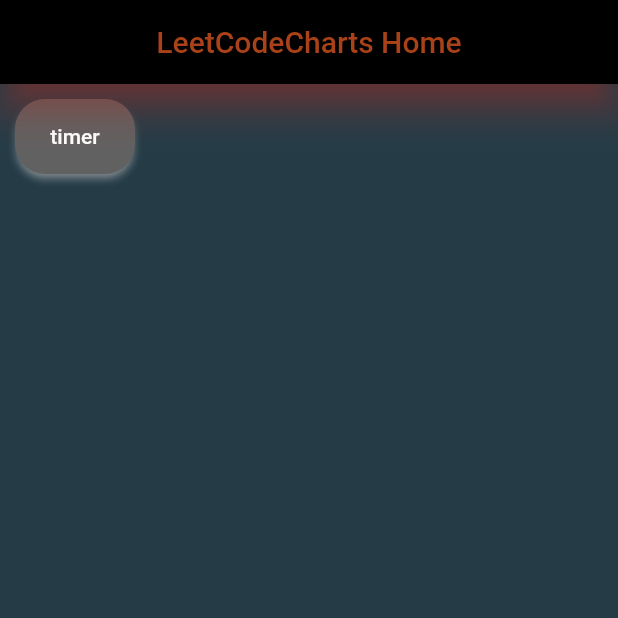
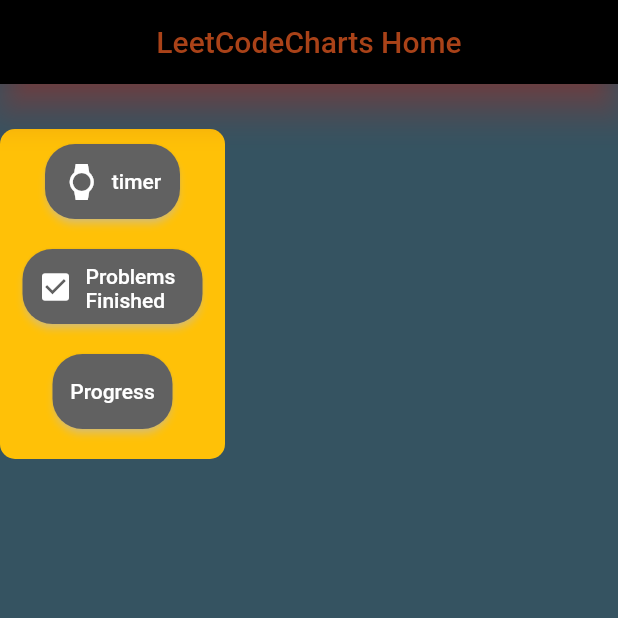
Before and after one commit to sputh21/flutter_application_1-in-progress, a Flutter app: the screen it shows after launch, on a phone screen of 412 x 824 dp, the top half of it. Run offline on Flutter 3.47's test engine with Material 2 defaults, Android fonts, the phone set to English and light mode, and no system bars.

Commit message:
changing buttons to icons

```diff
--- a/lib/main.dart
+++ b/lib/main.dart
@@ -10,7 +10,6 @@ class MyApp extends StatelessWidget {
   @override
   Widget build(BuildContext context) {
     return Scaffold(
-        backgroundColor: Color.fromARGB(255, 37, 60, 71),
       appBar: AppBar(
         title: const Text("LeetCodeCharts Home"),
         backgroundColor: Colors.black,
@@ -19,8 +18,68 @@ class MyApp extends StatelessWidget {
         elevation: 10,
         shadowColor: Colors.red,
       ),
-        body: Column(
+      body: const ButtonWidgets(),
+    );
+  }
+}
+
+class ButtonWidgets extends StatefulWidget {
+  const ButtonWidgets({Key? key}) : super(key: key);
+
+  @override
+  State<ButtonWidgets> createState() => _ButtonWidgetsState();
+}
+
+class _ButtonWidgetsState extends State<ButtonWidgets> {
+  @override
+  Widget build(BuildContext context) {
+    return Scaffold(
+        backgroundColor: Color.fromARGB(255, 53, 83, 97),
+        body: Container(
+          decoration: BoxDecoration(
+              borderRadius: BorderRadius.all(Radius.circular(10)),
+              color: Colors.amber),
+          height: 220,
+          width: 150,
+          margin: EdgeInsets.fromLTRB(0, 30, 0, 0),
+          child: Column(
             children: [
+              Container(
+                width: 90,
+                height: 50,
+                margin: EdgeInsets.fromLTRB(10, 10, 10, 10),
+                child: ElevatedButton.icon(
+                    icon: Icon(Icons.watch),
+                    onPressed: () {},
+                    style: ElevatedButton.styleFrom(
+                      minimumSize: Size(90, 50),
+                      primary: Colors.grey[700],
+                      padding: EdgeInsets.all(10),
+                      shadowColor: Colors.white,
+                      elevation: 2,
+                      shape: RoundedRectangleBorder(
+                          borderRadius: BorderRadius.circular(20)),
+                    ),
+                    label: Text("timer")),
+              ),
+              Container(
+                width: 120,
+                height: 50,
+                margin: EdgeInsets.fromLTRB(10, 10, 10, 10),
+                child: ElevatedButton.icon(
+                    icon: Icon(Icons.check_box),
+                    onPressed: () {},
+                    style: ElevatedButton.styleFrom(
+                      minimumSize: Size(90, 50),
+                      primary: Colors.grey[700],
+                      padding: EdgeInsets.all(10),
+                      shadowColor: Colors.white,
+                      elevation: 2,
+                      shape: RoundedRectangleBorder(
+                          borderRadius: BorderRadius.circular(20)),
+                    ),
+                    label: Text("Problems Finished")),
+              ),
               Container(
                 width: 80,
                 height: 50,
@@ -36,9 +95,10 @@ class MyApp extends StatelessWidget {
                       shape: RoundedRectangleBorder(
                           borderRadius: BorderRadius.circular(20)),
                     ),
-                  child: Text("timer")),
+                    child: Text("Progress")),
               )
             ],
+          ),
         ));
   }
 }
```
Lines whose indentation alone changed are shown as unchanged.
